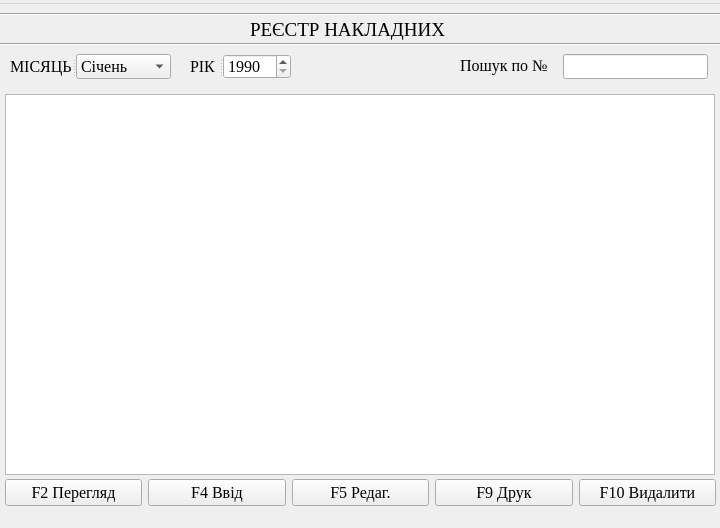
Qt form reestr_ttn.ui (andrboyko/zbyt) before a commit.
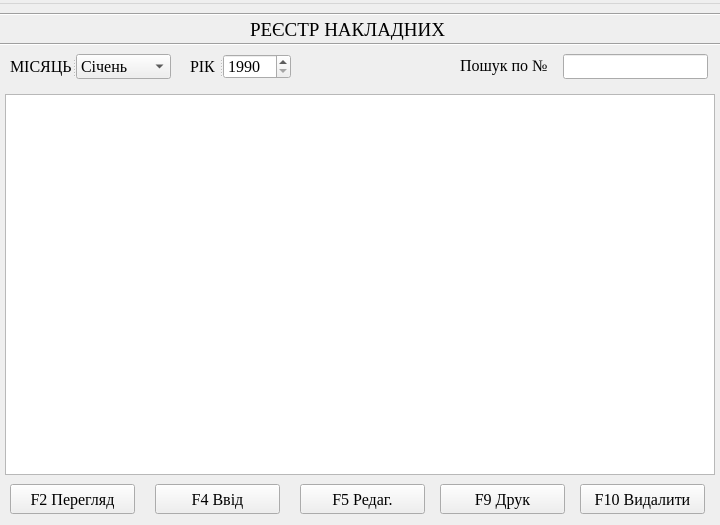
The same form after that commit.

Commit message: Добавлено окно реестрации накладно

```diff
--- a/reestr_ttn.ui
+++ b/reestr_ttn.ui
@@ -7,9 +7,21 @@
     <x>0</x>
     <y>0</y>
     <width>720</width>
-    <height>528</height>
+    <height>525</height>
    </rect>
   </property>
+  <property name="minimumSize">
+   <size>
+    <width>0</width>
+    <height>525</height>
+   </size>
+  </property>
+  <property name="maximumSize">
+   <size>
+    <width>16777215</width>
+    <height>525</height>
+   </size>
+  </property>
   <property name="font">
    <font>
     <family>Times New Roman</family>
@@ -219,52 +231,70 @@
      </item>
     </widget>
    </widget>
-   <widget class="QWidget" name="layoutWidget">
+   <widget class="QPushButton" name="pushButton">
     <property name="geometry">
      <rect>
-      <x>5</x>
-      <y>474</y>
-      <width>711</width>
-      <height>29</height>
+      <x>10</x>
+      <y>480</y>
+      <width>125</width>
+      <height>30</height>
      </rect>
     </property>
-    <layout class="QHBoxLayout" name="horizontalLayout">
-     <item>
-      <widget class="QPushButton" name="pushButton">
-       <property name="text">
-        <string>F2 Перегляд</string>
-       </property>
-      </widget>
-     </item>
-     <item>
-      <widget class="QPushButton" name="pushButton_2">
-       <property name="text">
-        <string>F4 Ввід</string>
-       </property>
-      </widget>
-     </item>
-     <item>
-      <widget class="QPushButton" name="pushButton_3">
-       <property name="text">
-        <string>F5 Редаг.</string>
-       </property>
-      </widget>
-     </item>
-     <item>
-      <widget class="QPushButton" name="pushButton_4">
-       <property name="text">
-        <string>F9 Друк</string>
-       </property>
-      </widget>
-     </item>
-     <item>
-      <widget class="QPushButton" name="pushButton_5">
-       <property name="text">
-        <string>F10 Видалити</string>
-       </property>
-      </widget>
-     </item>
-    </layout>
+    <property name="text">
+     <string>F2 Перегляд</string>
+    </property>
+   </widget>
+   <widget class="QPushButton" name="pushButton_4">
+    <property name="geometry">
+     <rect>
+      <x>440</x>
+      <y>480</y>
+      <width>125</width>
+      <height>30</height>
+     </rect>
+    </property>
+    <property name="text">
+     <string>F9 Друк</string>
+    </property>
+   </widget>
+   <widget class="QPushButton" name="pushButton_5">
+    <property name="geometry">
+     <rect>
+      <x>580</x>
+      <y>480</y>
+      <width>125</width>
+      <height>30</height>
+     </rect>
+    </property>
+    <property name="text">
+     <string>F10 Видалити</string>
+    </property>
+   </widget>
+   <widget class="QPushButton" name="pushButton_3">
+    <property name="geometry">
+     <rect>
+      <x>300</x>
+      <y>480</y>
+      <width>125</width>
+      <height>30</height>
+     </rect>
+    </property>
+    <property name="text">
+     <string>F5 Редаг.</string>
+    </property>
+   </widget>
+   <widget class="QPushButton" name="pushButton_2">
+    <property name="geometry">
+     <rect>
+      <x>155</x>
+      <y>480</y>
+      <width>125</width>
+      <height>30</height>
+     </rect>
+    </property>
+    <property name="text">
+     <string>F4 Ввід</string>
+    </property>
    </widget>
   </widget>
   <widget class="QMenuBar" name="menubar">
```
The commit also changes 6 other files.
